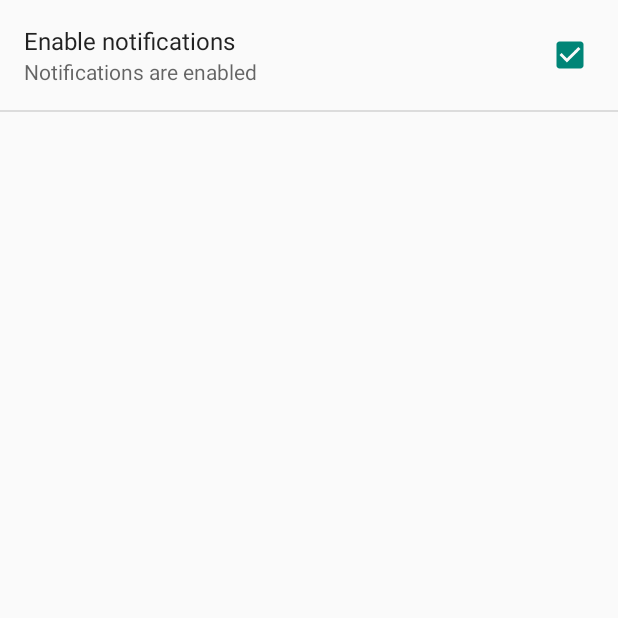
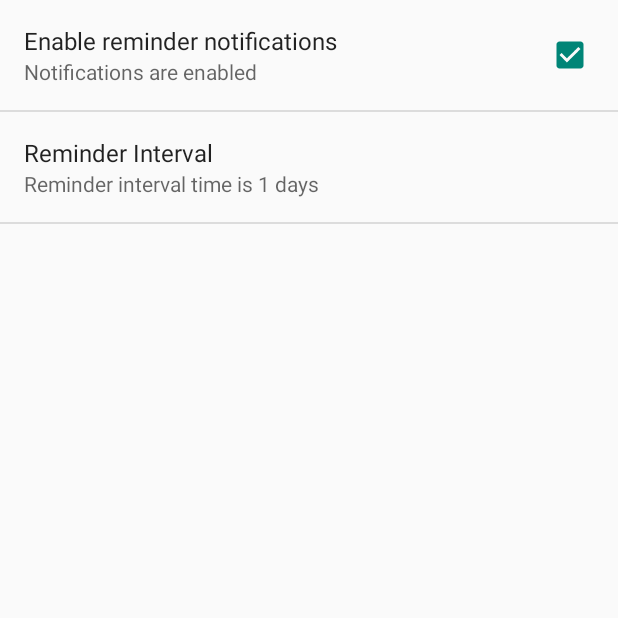
Before and after one commit to gsingh93/search-later, an Android app: the SettingsActivity screen opened directly, with no data from a screen before it, on a phone screen of 412 x 824 dp, the top half of it. Run offline under Robolectric (Android 15) with nearby library versions, the light colour scheme and no system bars.

Commit message:
Added ReminderIntervalDialog

```diff
--- a/app/src/main/java/com/gulshansingh/googlelater/SettingsActivity.java
+++ b/app/src/main/java/com/gulshansingh/googlelater/SettingsActivity.java
@@ -1,5 +1,6 @@
 package com.gulshansingh.googlelater;
 
+import android.content.SharedPreferences;
 import android.os.Bundle;
 import android.preference.Preference;
 import android.preference.PreferenceActivity;
@@ -15,37 +16,33 @@ public class SettingsActivity extends PreferenceActivity {
 
     private void setupSimplePreferencesScreen() {
         addPreferencesFromResource(R.xml.pref_general);
-        bindPreferenceSummaryToValue(findPreference("enable_notifications"));
+        SharedPreferences sp = PreferenceManager.getDefaultSharedPreferences(getApplicationContext());
+        sp.registerOnSharedPreferenceChangeListener(sBindPreferenceSummaryToValueListener);
+
+        sBindPreferenceSummaryToValueListener.onSharedPreferenceChanged(sp, "enable_notifications");
+        sBindPreferenceSummaryToValueListener.onSharedPreferenceChanged(sp, "reminder_interval_dialog");
     }
 
-    private static Preference.OnPreferenceChangeListener sBindPreferenceSummaryToValueListener =
-            new Preference.OnPreferenceChangeListener() {
-        @Override
-        public boolean onPreferenceChange(Preference preference, Object value) {
-            if (preference.getKey().equals("enable_notifications")) {
-                Boolean b = (Boolean) value;
-                if (b) {
-                    preference.setSummary("Notifications are enabled");
-                } else {
-                    preference.setSummary("Notifications are disabled");
+    private SharedPreferences.OnSharedPreferenceChangeListener sBindPreferenceSummaryToValueListener =
+            new SharedPreferences.OnSharedPreferenceChangeListener() {
+                @Override
+                public void onSharedPreferenceChanged(SharedPreferences sharedPreferences, String key) {
+                    Preference pref = findPreference(key);
+                    if (key.equals("enable_notifications")) {
+                        boolean b = sharedPreferences.getBoolean(key, true);
+                        if (b) {
+                            pref.setSummary("Notifications are enabled");
+                        } else {
+                            pref.setSummary("Notifications are disabled");
+                        }
+                    } else if (key.equals("reminder_interval_dialog")) {
+                        SharedPreferences prefs = PreferenceManager
+                                .getDefaultSharedPreferences(getApplicationContext());
+                        int timeAmount = prefs.getInt("time_amount", 1);
+                        String timeUnit = prefs.getString("time_unit", "Days").toLowerCase();
+                        String summary = "Reminder interval time is " + timeAmount + " " + timeUnit;
+                        pref.setSummary(summary);
+                    }
                 }
-            }
-
-            return true;
-        }
-    };
-
-    private static void bindPreferenceSummaryToValue(Preference preference) {
-        preference.setOnPreferenceChangeListener(sBindPreferenceSummaryToValueListener);
-
-        Object value = null;
-        String key = preference.getKey();
-        if (key.equals("enable_notifications")) {
-            value = PreferenceManager
-                    .getDefaultSharedPreferences(preference.getContext())
-                    .getBoolean(key, true);
-        }
-
-        sBindPreferenceSummaryToValueListener.onPreferenceChange(preference, value);
-    }
+            };
 }
--- /dev/null
+++ b/app/src/main/res/values/arrays.xml
@@ -0,0 +1,9 @@
+<?xml version="1.0" encoding="utf-8"?>
+<resources>
+    <string-array
+        name="time_units" >
+        <item>Minutes</item>
+        <item>Hours</item>
+        <item>Days</item>
+    </string-array>
+</resources>
--- a/app/src/main/res/values/strings_activity_settings.xml
+++ b/app/src/main/res/values/strings_activity_settings.xml
@@ -1,5 +1,5 @@
 <resources>
     <string name="title_activity_settings">Settings</string>
     <string name="pref_header_general">General</string>
-    <string name="pref_enable_notifications">Enable notifications</string>
+    <string name="pref_enable_notifications">Enable reminder notifications</string>
 </resources>
--- a/app/src/main/res/xml/pref_general.xml
+++ b/app/src/main/res/xml/pref_general.xml
@@ -5,4 +5,9 @@
         android:title="@string/pref_enable_notifications"
         android:defaultValue="true" />
 
+    <com.gulshansingh.googlelater.ReminderIntervalDialog
+        android:key="reminder_interval_dialog"
+        android:title="Reminder Interval"
+        android:summary="Interval between reminders"/>
+
 </PreferenceScreen>
```
Also changed, not shown: app/src/main/java/com/gulshansingh/googlelater/ReminderIntervalDialog.java (added, +91 -0 lines), app/src/main/res/layout/reminder_interval_dialog.xml (added, +19 -0 lines).
